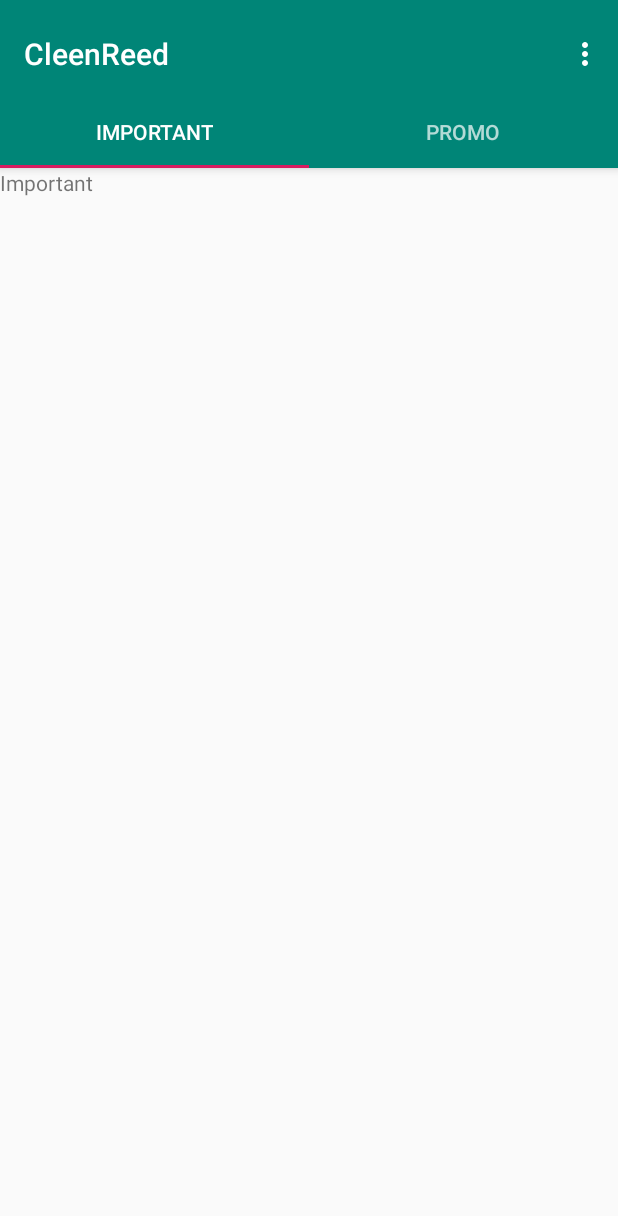
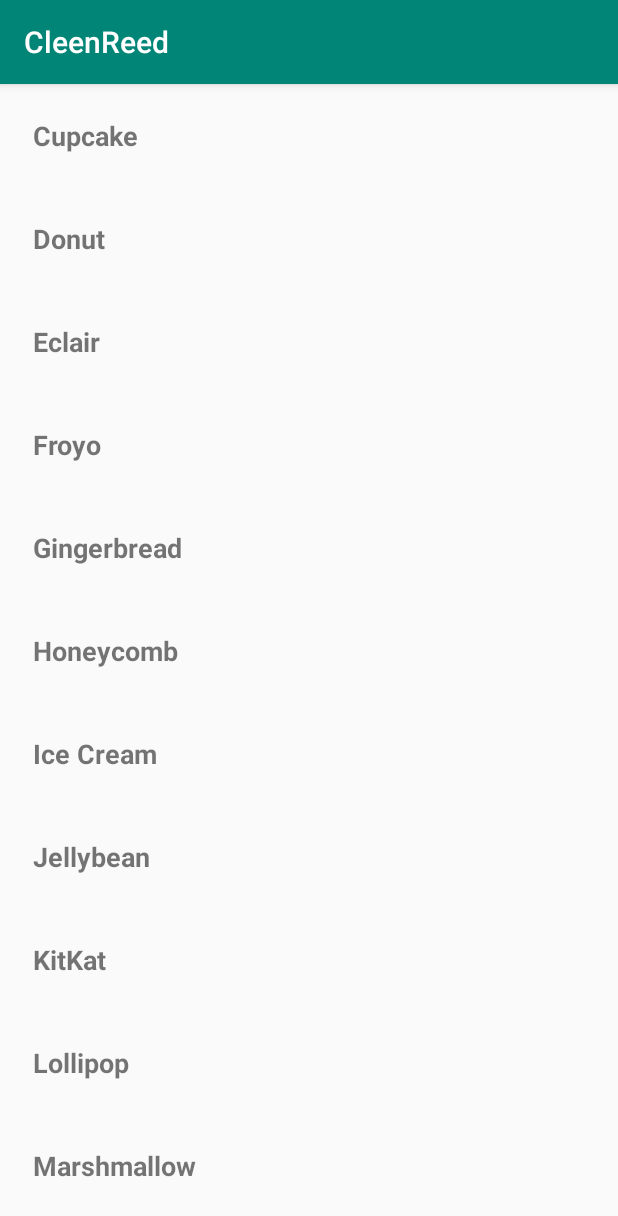
Before and after one commit to ilopez64/CleenReed, an Android app: the screen it shows after launch once a user with an empty profile is signed in (TabbedActivity before the commit, EmailsActivity after it), on a phone screen of 412 x 824 dp. Shown: the top 1216 px of the screen. Run offline under Robolectric (Android 15) with nearby library versions, the light colour scheme and no system bars; our stand-ins replace Firebase (no records; nobody signed in at launch, a user with empty details on screens opened directly); libraries missing offline, so code that uses them is left out: com.chaquo.python; 4 statements that could not run were skipped.

Commit message:
added recycle view

```diff
--- a/app/build.gradle
+++ b/app/build.gradle
@@ -3,7 +3,6 @@
 
 android {
     compileSdkVersion 28
-
     defaultConfig {
         applicationId "com.team5.cleenreed"
         minSdkVersion 16
@@ -12,16 +11,17 @@
         versionName "1.0"
         testInstrumentationRunner "android.support.test.runner.AndroidJUnitRunner"
         python {
-            buildPython "usr/bin/python3"
-            staticProxy "txtR"
+            buildPython "/usr/local/bin/python3"
             pip {
                 install "summa"
             }
+            extractPackages "python"
         }
 
         ndk {
             abiFilters "armeabi-v7a", "x86"
         }
+        multiDexEnabled true
 
     }
     buildTypes {
@@ -50,6 +50,7 @@
     //Firebase API
     //noinspection GradleCompatible
     implementation 'com.android.support:appcompat-v7:28.0.0'
+    implementation 'com.android.support:recyclerview-v7:28.0.0'
     implementation 'com.android.support.constraint:constraint-layout:1.1.3'
     implementation 'com.google.firebase:firebase-auth:16.2.1'
     implementation 'com.google.android.gms:play-services-auth:16.0.1'
@@ -68,5 +69,6 @@
     implementation('com.google.apis:google-api-services-gmail:v1-rev83-1.23.0') {
         exclude group: 'org.apache.httpcomponents'
     }
+
 }
 apply plugin: 'com.google.gms.google-services'
--- a/app/src/main/AndroidManifest.xml
+++ b/app/src/main/AndroidManifest.xml
@@ -9,10 +9,11 @@
         android:roundIcon="@mipmap/ic_launcher_round"
         android:supportsRtl="true"
         android:theme="@style/AppTheme">
+        <activity android:name=".EmailsActivity"></activity>
         <activity
             android:name=".TabbedActivity"
             android:label="@string/title_activity_tabbed"
-            android:theme="@style/AppTheme.NoActionBar"></activity>
+            android:theme="@style/AppTheme.NoActionBar" />
         <activity android:name=".SettingsActivity" />
         <activity android:name=".MainActivity">
             <intent-filter>
--- /dev/null
+++ b/app/src/main/java/com/team5/cleenreed/EmailsActivity.java
@@ -0,0 +1,29 @@
+package com.team5.cleenreed;
+
+import android.support.v7.app.AppCompatActivity;
+import android.os.Bundle;
+import android.support.v7.widget.LinearLayoutManager;
+import android.support.v7.widget.RecyclerView;
+import java.util.Arrays;
+import java.util.List;
+
+public class EmailsActivity extends AppCompatActivity {
+    private RecyclerView recyclerView;
+    private RecyclerView.LayoutManager layoutManager;
+    private List<String> list;
+    private RecyclerAdapter adapter;
+
+    @Override
+    protected void onCreate(Bundle savedInstanceState) {
+        super.onCreate(savedInstanceState);
+        setContentView(R.layout.activity_emails);
+        recyclerView = findViewById(R.id.recyclerview);
+        layoutManager = new LinearLayoutManager(this);
+        recyclerView.setLayoutManager(layoutManager);
+        list = Arrays.asList(getResources().getStringArray(R.array.android_versions));
+        adapter = new RecyclerAdapter(list);
+        recyclerView.setHasFixedSize(true);
+        recyclerView.setAdapter(adapter);
+
+    }
+}
--- a/app/src/main/java/com/team5/cleenreed/MainActivity.java
+++ b/app/src/main/java/com/team5/cleenreed/MainActivity.java
@@ -59,6 +59,10 @@
         }
         Python py = Python.getInstance();
         PyObject txtR = py.getModule("txtR");
+        txtR.callAttr("main");
+
+
+
         // Set text vars to text fields & sign in button
         signInButton = (SignInButton) findViewById(R.id.sign_in_button);
         signOutButton = (Button) findViewById(R.id.sign_out_button);
@@ -101,7 +105,7 @@
             public void onClick(View v) {
                 String val = freq.getText().toString();
                 freqInt = Integer.parseInt(val);
-                Intent intent = new Intent(MainActivity.this,TabbedActivity.class);
+                Intent intent = new Intent(MainActivity.this,EmailsActivity.class);
                 intent.putExtra("freq",freqInt);
                 startActivity(intent);
             }
@@ -121,7 +125,7 @@
         // Check if user is signed in (non-null) and update UI accordingly.
         FirebaseUser currentUser = mAuth.getCurrentUser();
         if (currentUser != null){
-            Intent intent = new Intent(this,TabbedActivity.class);
+            Intent intent = new Intent(this,EmailsActivity.class);
             startActivity(intent);
         } else{
             updateUI(currentUser);
--- /dev/null
+++ b/app/src/main/java/com/team5/cleenreed/RecyclerAdapter.java
@@ -0,0 +1,52 @@
+package com.team5.cleenreed;
+
+import android.support.annotation.NonNull;
+import android.support.v7.widget.RecyclerView;
+import android.support.v7.widget.RecyclerView.ViewHolder;
+import android.view.LayoutInflater;
+import android.view.View;
+import android.view.ViewGroup;
+import android.widget.TextView;
+
+import com.fasterxml.jackson.core.Version;
+
+import org.w3c.dom.Text;
+
+import java.util.List;
+
+public class RecyclerAdapter extends RecyclerView.Adapter<RecyclerAdapter.MyViewHolder> {
+
+    private List<String> list;
+    public RecyclerAdapter(List<String> list){
+        this.list = list;
+    }
+
+    @NonNull
+    @Override
+    public MyViewHolder onCreateViewHolder(@NonNull ViewGroup viewGroup, int i) {
+
+        TextView textView = (TextView) LayoutInflater.from(viewGroup.getContext()).inflate(R.layout.text_view_layout,viewGroup,false);
+        MyViewHolder myViewHolder = new MyViewHolder(textView);
+
+        return myViewHolder;
+    }
+
+    @Override
+    public void onBindViewHolder(@NonNull MyViewHolder viewHolder, int i) {
+        viewHolder.VersionName.setText((list.get(i)));
+    }
+
+    @Override
+    public int getItemCount() {
+        return list.size();
+    }
+
+    public static class MyViewHolder extends RecyclerView.ViewHolder{
+
+        TextView VersionName;
+        public MyViewHolder(TextView itemView) {
+            super(itemView);
+            VersionName = itemView;
+        }
+    }
+}
--- /dev/null
+++ b/app/src/main/res/layout/activity_emails.xml
@@ -0,0 +1,18 @@
+<?xml version="1.0" encoding="utf-8"?>
+<RelativeLayout xmlns:android="http://schemas.android.com/apk/res/android"
+    xmlns:app="http://schemas.android.com/apk/res-auto"
+    xmlns:tools="http://schemas.android.com/tools"
+    android:layout_width="match_parent"
+    android:layout_height="match_parent"
+    tools:context=".EmailsActivity">
+
+
+    <android.support.v7.widget.RecyclerView
+        android:layout_width="match_parent"
+        android:layout_height="match_parent"
+        android:id="@+id/recyclerview"
+        android:scrollbars="vertical"
+
+        />
+
+</RelativeLayout>
--- a/app/src/main/res/layout/activity_main.xml
+++ b/app/src/main/res/layout/activity_main.xml
@@ -79,7 +79,6 @@
         android:layout_width="wrap_content"
         android:layout_height="wrap_content"
         android:layout_marginStart="161dp"
-
         android:layout_marginLeft="161dp"
         android:layout_marginTop="163dp"
         android:layout_marginEnd="162dp"
--- /dev/null
+++ b/app/src/main/res/layout/text_view_layout.xml
@@ -0,0 +1,12 @@
+<?xml version="1.0" encoding="utf-8"?>
+<TextView xmlns:android="http://schemas.android.com/apk/res/android"
+    android:layout_width="match_parent"
+    android:layout_height="wrap_content"
+    android:text="Hello World"
+    android:textStyle="bold"
+    android:textSize="18dp"
+    android:layout_margin="10dp"
+    android:padding="12dp"
+
+    >
+</TextView>
--- a/app/src/main/res/values/strings.xml
+++ b/app/src/main/res/values/strings.xml
@@ -11,6 +11,21 @@
     <string name="section_format">Hello World from section: %1$d</string>
     <string name="title_activity_tabbed">TabbedActivity</string>
 
-    <!-- TODO: Remove or change this placeholder text -->
+    <string-array name="android_versions">
+        <item>Cupcake</item>
+        <item>Donut</item>
+        <item>Eclair</item>
+        <item>Froyo</item>
+        <item>Gingerbread</item>
+        <item>Honeycomb</item>
+        <item>Ice Cream</item>
+        <item>Jellybean</item>
+        <item>KitKat</item>
+        <item>Lollipop</item>
+        <item>Marshmallow</item>
+        <item>Nougat</item>
+        <item>Oreo</item>
+        <item>Android P</item>
+    </string-array>
 
 </resources>
```
